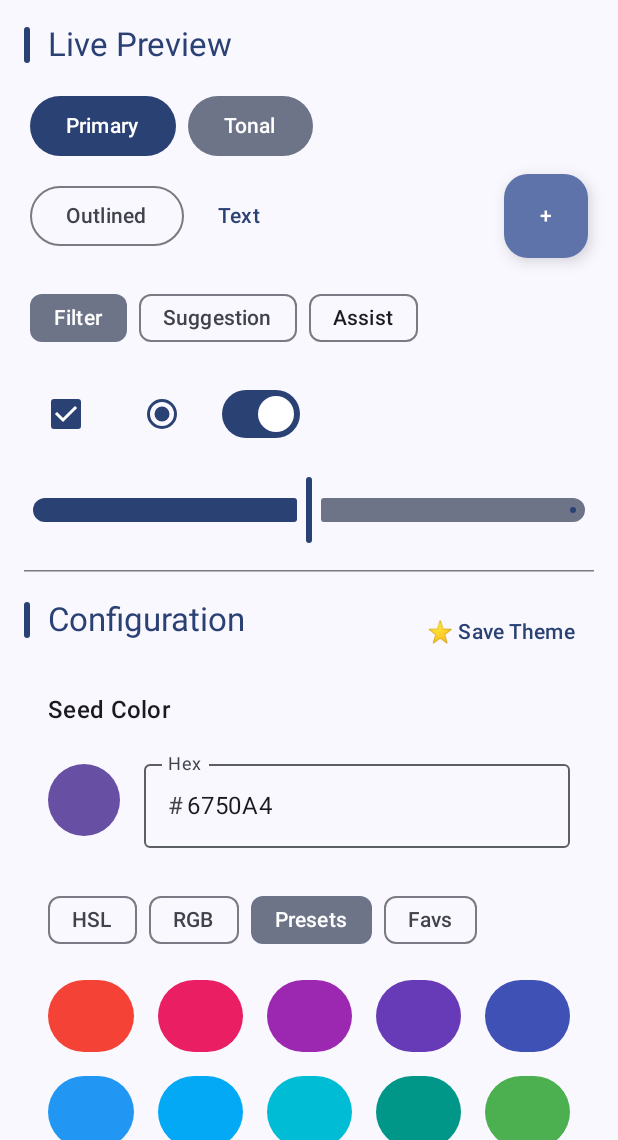
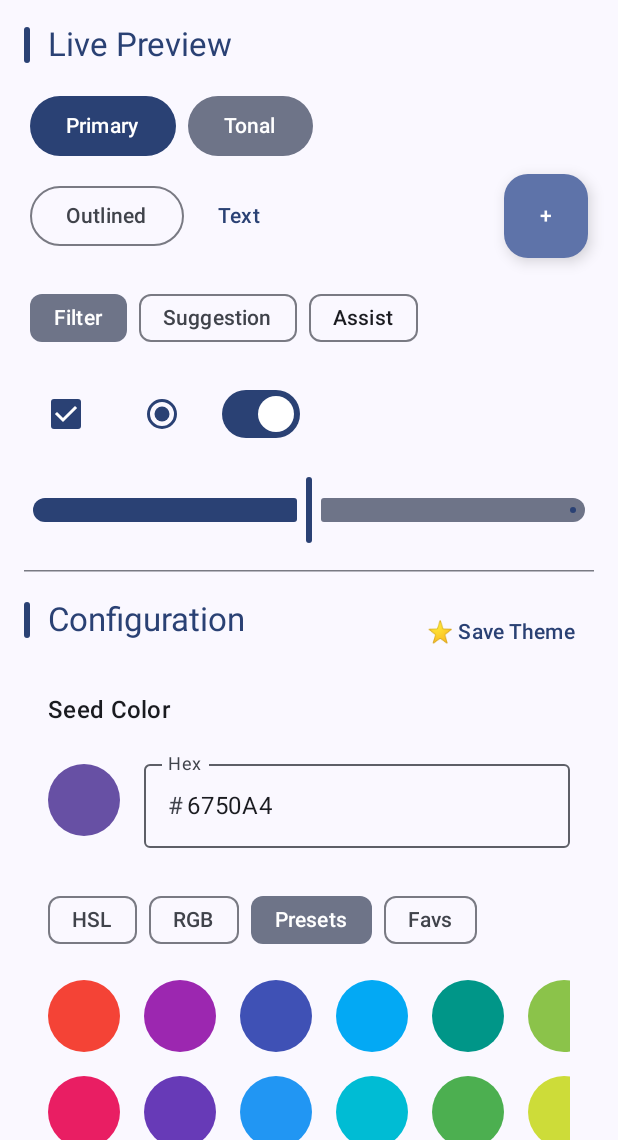
Before and after one commit to exaclast/monet-theme-picker, an Android app built with Jetpack Compose: the composable RenoirScreen shown on its own in the app's theme, after a tap on "Presets", on a phone screen of 412 x 824 dp, the part 96-1236 px from its top. Run offline under Robolectric (Android 15) with nearby library versions, the light colour scheme and no system bars; libraries missing offline, so code that uses them is left out: com.materialkolor, com.materialkolor.dynamicColorScheme; 16 statements that could not run were skipped.

Commit message:
refactor: rename core components to Renoir and update color picker layout to LazyHorizontalGrid

```diff
--- a/app/src/main/java/com/exaclast/renoir/ui/components/ColorPicker.kt
+++ b/app/src/main/java/com/exaclast/renoir/ui/components/ColorPicker.kt
@@ -19,6 +19,7 @@ import androidx.compose.ui.unit.dp
 import androidx.core.graphics.ColorUtils
 
 import androidx.compose.foundation.lazy.grid.GridCells
+import androidx.compose.foundation.lazy.grid.LazyHorizontalGrid
 import androidx.compose.foundation.lazy.grid.LazyVerticalGrid
 import androidx.compose.foundation.lazy.grid.items
 import com.exaclast.renoir.data.FavoriteTheme
@@ -243,11 +244,11 @@ fun ColorPicker(
                 Color(0xFFFFEB3B), Color(0xFFFFC107), Color(0xFFFF9800), Color(0xFFFF5722),
                 Color(0xFF795548), Color(0xFF9E9E9E), Color(0xFF607D8B), Color(0xFF000000)
             )
-            LazyVerticalGrid(
-                columns = GridCells.Adaptive(48.dp),
+            LazyHorizontalGrid(
+                rows = GridCells.Fixed(2),
                 horizontalArrangement = Arrangement.spacedBy(16.dp),
                 verticalArrangement = Arrangement.spacedBy(16.dp),
-                modifier = Modifier.height(160.dp)
+                modifier = Modifier.height(112.dp)
             ) {
                 items(presets) { color ->
                     Box(
```
Also changed, not shown: 1 other file.
